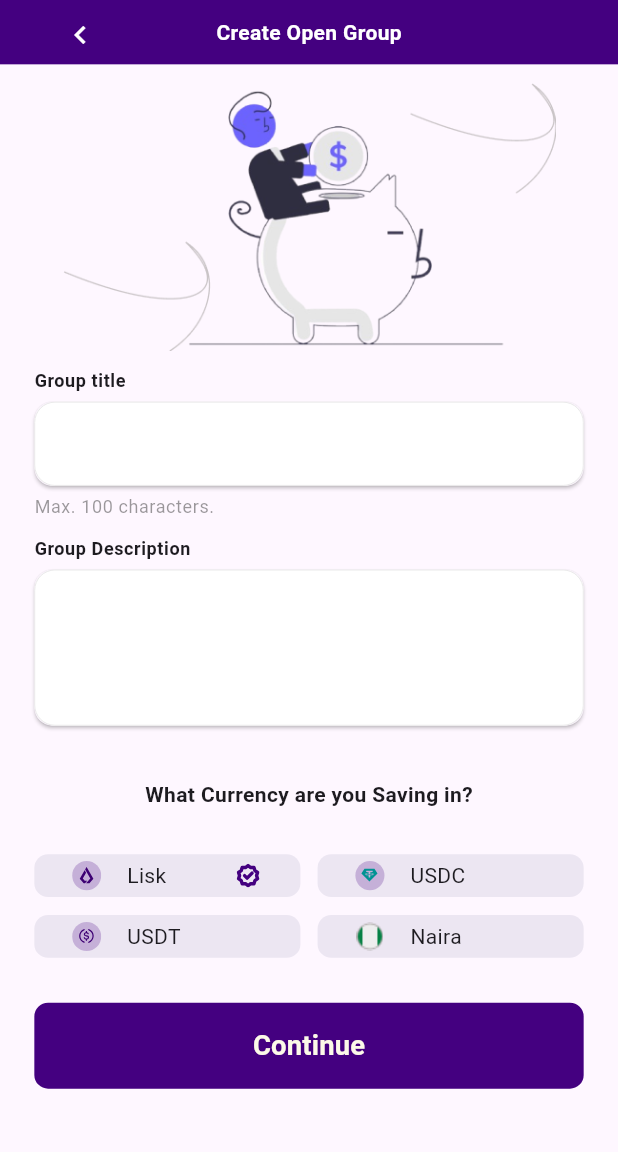
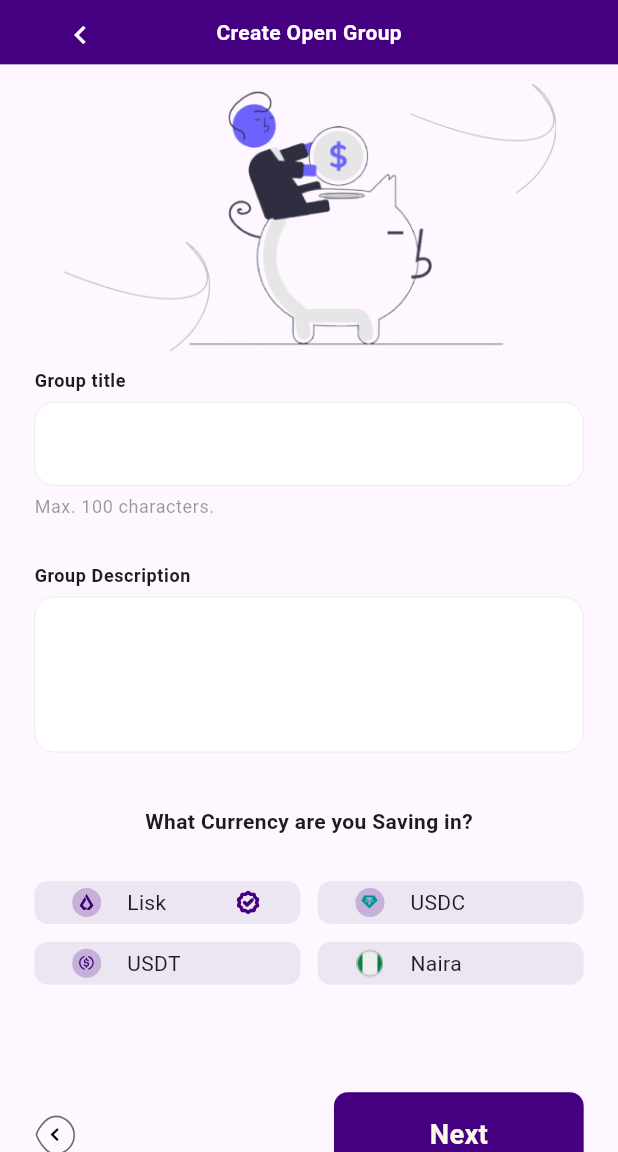
Before and after one commit to Chain-Coop/breadchain-sdk, a Flutter app: the CreateOpenGroupScreen screen opened directly, on a phone screen of 412 x 824 dp, the part 84-1236 px from its top. Run offline on Flutter 3.47's test engine with Material 3 defaults, Android fonts, the phone set to English and light mode, and no system bars; our stand-ins replace flutter_bloc, flutter_hooks, flutter_screenutil, flutter_svg, formz, freezed_annotation; generated files the repository leaves out were written again.

Commit message:
feat: Add multi-stage group creation and validation error handling

```diff
--- a/lib/blocs/saving_group/saving_group_bloc.dart
+++ b/lib/blocs/saving_group/saving_group_bloc.dart
@@ -1,3 +1,4 @@
+import 'package:breadchain_sdk/enums/validation_error.dart';
 import 'package:flutter_bloc/flutter_bloc.dart';
 import 'package:formz/formz.dart';
 import 'package:freezed_annotation/freezed_annotation.dart';
@@ -9,10 +10,22 @@ part 'saving_group_bloc.freezed.dart';
 class SavingGroupBloc extends Bloc<SavingGroupEvent, SavingGroupState> {
   SavingGroupBloc() : super(const _Initial()) {
     on<_DepositAmountChanged>(_depositAmountChanged);
+    on<_NextSavingGroupStage>(_nextSavingGroupStage);
+    on<_PreviousSavingGroupStage>(_previousSavingGroupStage);
   }
 
   void _depositAmountChanged(
       _DepositAmountChanged event, Emitter<SavingGroupState> emit) {
     emit(state.copyWith(depositAmount: event.depositAmount));
   }
+
+  void _nextSavingGroupStage(
+      _NextSavingGroupStage event, Emitter<SavingGroupState> emit) {
+    emit(state.copyWith(createOpenGroupStage: state.createOpenGroupStage + 1));
+  }
+
+  void _previousSavingGroupStage(
+      _PreviousSavingGroupStage event, Emitter<SavingGroupState> emit) {
+    emit(state.copyWith(createOpenGroupStage: state.createOpenGroupStage - 1));
+  }
 }
--- a/lib/blocs/saving_group/saving_group_event.dart
+++ b/lib/blocs/saving_group/saving_group_event.dart
@@ -6,4 +6,7 @@ class SavingGroupEvent with _$SavingGroupEvent {
   const factory SavingGroupEvent.titleChanged(String title) = _TitleChanged;
   const factory SavingGroupEvent.depositAmountChanged(double depositAmount) =
       _DepositAmountChanged;
+  const factory SavingGroupEvent.nextSavingGroupStage() = _NextSavingGroupStage;
+  const factory SavingGroupEvent.previousSavingGroupStage() =
+      _PreviousSavingGroupStage;
 }
--- a/lib/blocs/saving_group/saving_group_state.dart
+++ b/lib/blocs/saving_group/saving_group_state.dart
@@ -5,14 +5,13 @@ class SavingGroupState with _$SavingGroupState {
   const factory SavingGroupState.initial({
     @Default(SavingGroupTitleFormz.initial()) SavingGroupTitleFormz title,
     @Default(0) double depositAmount,
+    @Default(1) int createOpenGroupStage,
   }) = _Initial;
 }
 
 //==============================================================================
 // FORMZ
 //==============================================================================
-
-enum ValidationError { invalid }
 
 //==============================================================================
 // FORMZ - Saving Group Title
--- /dev/null
+++ b/lib/enums/validation_error.dart
@@ -0,0 +1 @@
+enum ValidationError { invalid }
--- a/lib/presentation/screens/create_open_group.dart
+++ b/lib/presentation/screens/create_open_group/create_open_group.dart
@@ -3,12 +3,17 @@ import 'package:flutter/material.dart';
 import 'package:breadchain_sdk/blocs/saving_group/saving_group_bloc.dart';
 import 'package:breadchain_sdk/config/colors.dart';
 import 'package:breadchain_sdk/config/spacing.dart';
+import 'package:breadchain_sdk/extensions/build_context.dart';
 import 'package:breadchain_sdk/presentation/widgets/button.dart';
 import 'package:breadchain_sdk/presentation/widgets/currency_pill.dart';
 import 'package:breadchain_sdk/presentation/widgets/text_input_widget.dart';
 import 'package:breadchain_sdk/presentation/widgets/two_pair_widget.dart';
 import 'package:flutter_bloc/flutter_bloc.dart';
 import 'package:flutter_screenutil/flutter_screenutil.dart';
+import 'package:flutter_svg/flutter_svg.dart';
+
+part 'open_group_stage_1.dart';
+part 'open_group_stage_2.dart';
 
 class CreateOpenGroupScreen extends StatelessWidget {
   static const String routeName = 'create-saving-group';
@@ -66,60 +71,50 @@ class CreateOpenGroupScreen extends StatelessWidget {
                 child: Column(
                   crossAxisAlignment: CrossAxisAlignment.start,
                   children: [
-                    const TextInputWidget(
-                      title: 'Group title',
-                      subTitle: 'Max. 100 characters.',
-                      maxLength: 100,
+                    LayoutBuilder(builder: (context, constraint) {
+                      switch (state.createOpenGroupStage) {
+                        case 1:
+                          return const _OpenGroupStage1();
+                        case 2:
+                          return const _OpenGroupStage2();
+                        default:
+                          return const SizedBox.shrink();
+                      }
+                    }),
+                    AppSpacing.verticalSpaceHuge,
+                    Row(
+                      children: [
+                        Expanded(
+                          flex: 6,
+                          child: Align(
+                            alignment: Alignment.centerLeft,
+                            child: GestureDetector(
+                              onTap: () {
+                                if (state.createOpenGroupStage == 1) {
+                                  context.navigator.pop();
+                                } else {
+                                  context.read<SavingGroupBloc>().add(
+                                      const SavingGroupEvent
+                                          .previousSavingGroupStage());
+                                }
+                              },
+                              child: SvgPicture.asset(
+                                'assets/svgs/previous_step.svg',
+                                package: 'breadchain_sdk',
+                              ),
+                            ),
+                          ),
+                        ),
+                        Expanded(
+                          flex: 5,
+                          child: Button('Next', onPressed: () {
+                            context.read<SavingGroupBloc>().add(
+                                const SavingGroupEvent.nextSavingGroupStage());
+                          }),
+                        ),
+                      ],
                     ),
-                    AppSpacing.verticalSpaceSmall,
-                    const TextInputWidget(
-                      title: 'Group Description',
-                      maxLines: 3,
-                    ),
-                    AppSpacing.verticalSpaceMedium,
-                    const Center(
-                      child: Text(
-                        "What Currency are you Saving in?",
-                        style: TextStyle(fontWeight: FontWeight.w600),
-                      ),
-                    ),
-                    AppSpacing.verticalSpaceMedium,
-                    TwoPairWidget(
-                      child1: Padding(
-                        padding: EdgeInsets.only(right: 5.w),
-                        child: const CurrencyPill(
-                          currency: 'Lisk',
-                          currencyIconPath: 'assets/svgs/lisk.svg',
-                          selected: true,
-                        ),
-                      ),
-                      child2: Padding(
-                        padding: EdgeInsets.only(left: 5.w),
-                        child: const CurrencyPill(
-                          currency: 'USDC',
-                          currencyIconPath: 'assets/svgs/usdc.svg',
-                        ),
-                      ),
-                    ),
-                    AppSpacing.verticalSpaceSmall,
-                    TwoPairWidget(
-                      child1: Padding(
-                        padding: EdgeInsets.only(right: 5.w),
-                        child: const CurrencyPill(
-                          currency: 'USDT',
-                          currencyIconPath: 'assets/svgs/usdt.svg',
-                        ),
-                      ),
-                      child2: Padding(
-                        padding: EdgeInsets.only(left: 5.w),
-                        child: const CurrencyPill(
-                          currency: 'Naira',
-                          currencyIconPath: 'assets/images/ngn.png',
-                        ),
-                      ),
-                    ),
-                    AppSpacing.verticalSpaceMedium,
-                    Button('Continue', onPressed: () {}),
+                    AppSpacing.verticalSpaceHuge,
                   ],
                 ),
               ),
--- /dev/null
+++ b/lib/presentation/screens/create_open_group/open_group_stage_1.dart
@@ -0,0 +1,66 @@
+part of 'create_open_group.dart';
+
+class _OpenGroupStage1 extends StatelessWidget {
+  const _OpenGroupStage1();
+
+  @override
+  Widget build(BuildContext context) {
+    return Column(
+      crossAxisAlignment: CrossAxisAlignment.start,
+      children: [
+        const TextInputWidget(
+          title: 'Group title',
+          subTitle: 'Max. 100 characters.',
+          maxLength: 100,
+        ),
+        AppSpacing.verticalSpaceMedium,
+        const TextInputWidget(
+          title: 'Group Description',
+          maxLines: 3,
+        ),
+        AppSpacing.verticalSpaceMedium,
+        const Center(
+          child: Text(
+            "What Currency are you Saving in?",
+            style: TextStyle(fontWeight: FontWeight.w600),
+          ),
+        ),
+        AppSpacing.verticalSpaceMedium,
+        TwoPairWidget(
+          child1: Padding(
+            padding: EdgeInsets.only(right: 5.w),
+            child: const CurrencyPill(
+              currency: 'Lisk',
+              currencyIconPath: 'assets/svgs/lisk.svg',
+              selected: true,
+            ),
+          ),
+          child2: Padding(
+            padding: EdgeInsets.only(left: 5.w),
+            child: const CurrencyPill(
+              currency: 'USDC',
+              currencyIconPath: 'assets/svgs/usdc.svg',
+            ),
+          ),
+        ),
+        AppSpacing.verticalSpaceSmall,
+        TwoPairWidget(
+          child1: Padding(
+            padding: EdgeInsets.only(right: 5.w),
+            child: const CurrencyPill(
+              currency: 'USDT',
+              currencyIconPath: 'assets/svgs/usdt.svg',
+            ),
+          ),
+          child2: Padding(
+            padding: EdgeInsets.only(left: 5.w),
+            child: const CurrencyPill(
+              currency: 'Naira',
+              currencyIconPath: 'assets/images/ngn.png',
+            ),
+          ),
+        ),
+      ],
+    );
+  }
+}
--- a/lib/presentation/screens/dashboard.dart
+++ b/lib/presentation/screens/dashboard.dart
@@ -1,5 +1,5 @@
 import 'package:breadchain_sdk/models/init_config.dart';
-import 'package:breadchain_sdk/presentation/screens/create_open_group.dart';
+import 'package:breadchain_sdk/presentation/screens/create_open_group/create_open_group.dart';
 import 'package:breadchain_sdk/presentation/widgets/scrollable_pad.dart';
 import 'package:flutter/material.dart';
 
--- a/lib/presentation/sdk_app.dart
+++ b/lib/presentation/sdk_app.dart
@@ -4,7 +4,7 @@ import 'package:breadchain_sdk/blocs/main/main_bloc.dart';
 import 'package:breadchain_sdk/blocs/saving_group/saving_group_bloc.dart';
 import 'package:breadchain_sdk/config/colors.dart';
 import 'package:breadchain_sdk/models/init_config.dart';
-import 'package:breadchain_sdk/presentation/screens/create_open_group.dart';
+import 'package:breadchain_sdk/presentation/screens/create_open_group/create_open_group.dart';
 import 'package:breadchain_sdk/presentation/screens/dashboard.dart';
 import 'package:flutter_bloc/flutter_bloc.dart';
 import 'package:flutter_screenutil/flutter_screenutil.dart';
--- a/lib/presentation/widgets/text_input_widget.dart
+++ b/lib/presentation/widgets/text_input_widget.dart
@@ -11,6 +11,7 @@ class TextInputWidget extends StatelessWidget {
     this.subTitle,
     this.maxLength,
     this.maxLines,
+    this.keyboardType,
   });
 
   final String title;
@@ -18,6 +19,7 @@ class TextInputWidget extends StatelessWidget {
   final String? subTitle;
   final int? maxLength;
   final int? maxLines;
+  final TextInputType? keyboardType;
 
   @override
   Widget build(BuildContext context) {
@@ -31,9 +33,7 @@ class TextInputWidget extends StatelessWidget {
           ),
         ),
         AppSpacing.verticalSpaceTiny,
-        Card(
-          margin: EdgeInsets.zero,
-          child: TextField(
+        TextField(
           maxLength: maxLength,
           buildCounter: (BuildContext context,
               {required int currentLength,
@@ -41,6 +41,7 @@ class TextInputWidget extends StatelessWidget {
               required int? maxLength}) {
             return null;
           },
+          keyboardType: keyboardType,
           maxLines: maxLines,
           decoration: InputDecoration(
             border: OutlineInputBorder(
@@ -72,7 +73,6 @@ class TextInputWidget extends StatelessWidget {
             hintText: hintText,
           ),
         ),
-        ),
         AppSpacing.verticalSpaceTiny,
         if (subTitle != null)
           Text(
```
Also changed, not shown: lib/presentation/screens/create_open_group/open_group_stage_2.dart (added, +19 -0 lines). Lines whose indentation alone changed are shown as unchanged.
